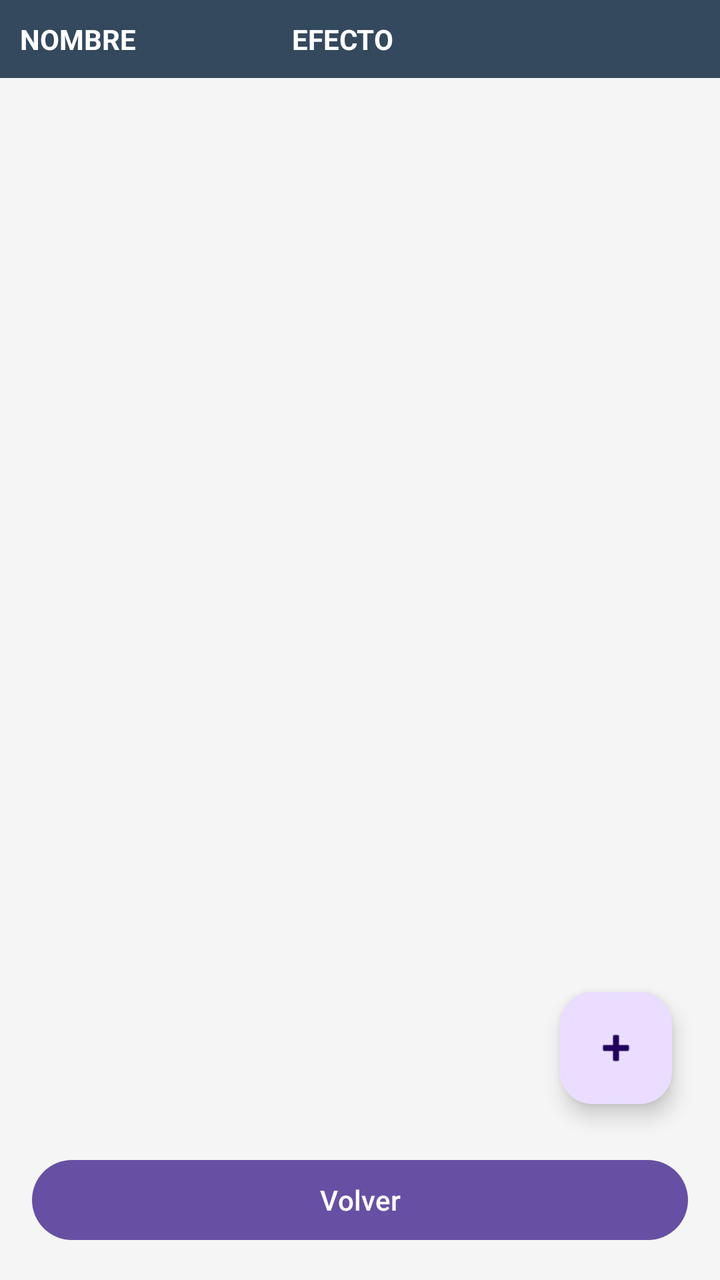
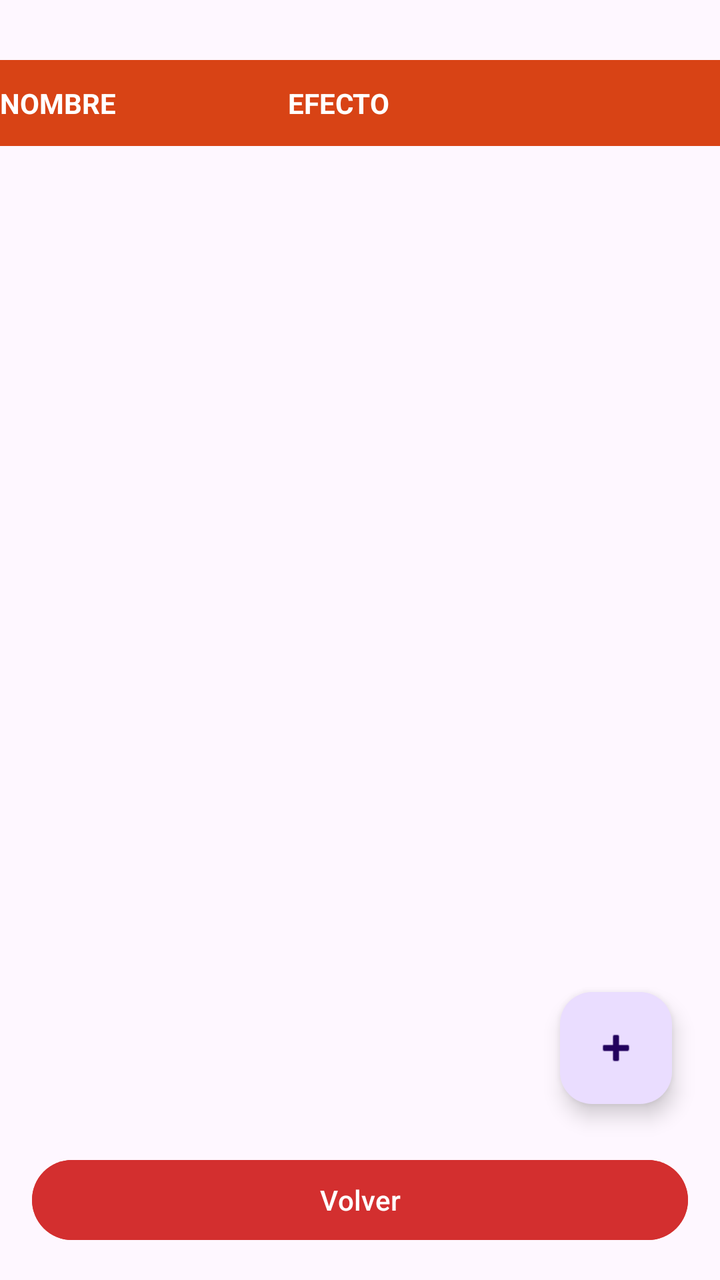

Screens rendered from an Android XML layout before and after an edit, with the pre-edit source and the edit as a unified diff.
<!-- AndroidManifest.xml: application theme Theme.QuestApp -->
<!-- res/layout/activity_equipo.xml -->
<?xml version="1.0" encoding="utf-8"?>
<androidx.constraintlayout.widget.ConstraintLayout
    xmlns:android="http://schemas.android.com/apk/res/android"
    xmlns:app="http://schemas.android.com/apk/res-auto"
    android:layout_width="match_parent"
    android:layout_height="match_parent"
    android:background="#F5F5F5">

    
    <LinearLayout
        android:id="@+id/headerTable"
        android:layout_width="match_parent"
        android:layout_height="wrap_content"
        android:background="#34495E"
        android:orientation="horizontal"
        android:padding="10dp"
        android:weightSum="10"
        app:layout_constraintTop_toTopOf="parent">

        <TextView android:layout_width="0dp" android:layout_height="wrap_content"
            android:layout_weight="4" android:text="NOMBRE" android:textColor="#FFFFFF" android:textStyle="bold"/>
        <TextView android:layout_width="0dp" android:layout_height="wrap_content"
            android:layout_weight="4" android:text="EFECTO" android:textColor="#FFFFFF" android:textStyle="bold"/>
        <TextView android:layout_width="0dp" android:layout_height="wrap_content"
            android:layout_weight="2" android:text="" />
    </LinearLayout>

    <androidx.recyclerview.widget.RecyclerView
        android:id="@+id/rvEquipo"
        android:layout_width="match_parent"
        android:layout_height="0dp"
        app:layout_constraintBottom_toTopOf="@+id/btnVolverEquipo"
        app:layout_constraintTop_toBottomOf="@id/headerTable" />

    <Button
        android:id="@+id/btnVolverEquipo"
        android:layout_width="match_parent"
        android:layout_height="wrap_content"
        android:layout_margin="16dp"
        android:text="Volver"
        app:layout_constraintBottom_toBottomOf="parent" />

    <com.google.android.material.floatingactionbutton.FloatingActionButton
        android:id="@+id/fabAddEquipo"
        android:layout_width="wrap_content"
        android:layout_height="wrap_content"
        android:layout_margin="24dp"
        android:src="@android:drawable/ic_input_add"
        app:layout_constraintBottom_toTopOf="@id/btnVolverEquipo"
        app:layout_constraintEnd_toEndOf="parent" />

</androidx.constraintlayout.widget.ConstraintLayout>
<!-- resources referenced by this layout -->
<resources>
  <style name="Theme.QuestApp" parent="Theme.Material3.DayNight.NoActionBar">
      </style>
</resources>

<!-- the commit's change to res/layout/activity_equipo.xml (unified diff, before → after) -->
@@ -4,16 +4,19 @@
     xmlns:app="http://schemas.android.com/apk/res-auto"
     android:layout_width="match_parent"
     android:layout_height="match_parent"
-    android:background="#F5F5F5">
+    >
 
-    
+
     <LinearLayout
         android:id="@+id/headerTable"
         android:layout_width="match_parent"
         android:layout_height="wrap_content"
-        android:background="#34495E"
+        android:background="#D84315"
+        android:paddingBottom="12dp"
+        android:paddingTop="12dp"
         android:orientation="horizontal"
-        android:padding="10dp"
+        android:layout_marginTop="30dp"
+
         android:weightSum="10"
         app:layout_constraintTop_toTopOf="parent">
 
@@ -37,6 +40,7 @@
         android:layout_width="match_parent"
         android:layout_height="wrap_content"
         android:layout_margin="16dp"
+        android:backgroundTint="#D32F2F"
         android:text="Volver"
         app:layout_constraintBottom_toBottomOf="parent" />
 
